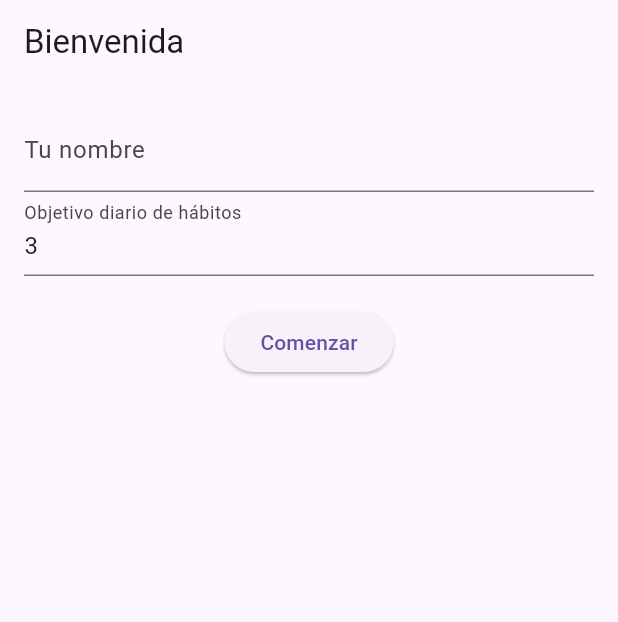
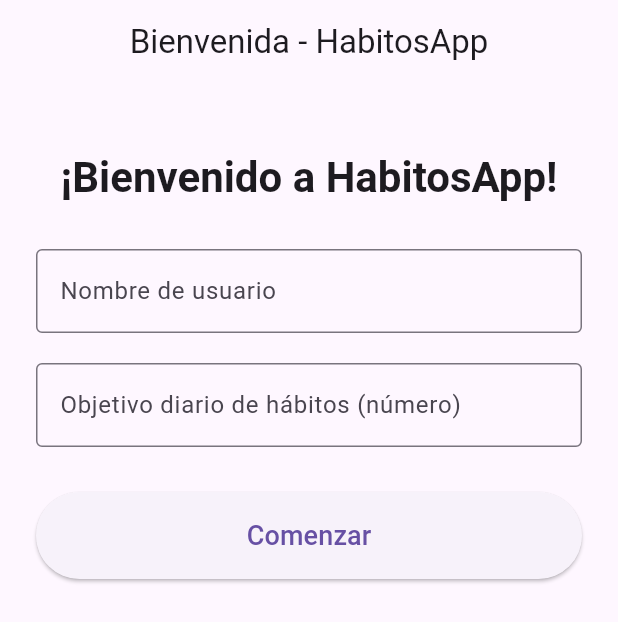
Before and after one commit to rougipb/acdades_project, a Flutter app: the screen it shows after launch, on a phone screen of 412 x 824 dp. Shown: the top 622 px of the screen. Run offline on Flutter 3.47's test engine with Material 3 defaults, Android fonts, the phone set to English and light mode, and no system bars; our stand-ins replace shared_preferences.

Commit message:
nuevas modificaciones
modificaciones archivos screeens

```diff
--- a/lib/main.dart
+++ b/lib/main.dart
@@ -3,34 +3,23 @@ import 'services/preferencias_service.dart';
 import 'screens/bienvenida_screen.dart';
 import 'screens/home_screen.dart';
 
-void main() async {
-  // Asegura que las llamadas asíncronas de Flutter estén inicializadas
-  WidgetsFlutterBinding.ensureInitialized();
-
-  // Registramos la apertura de la app (cuenta aperturas y guarda fecha/hora)
-  await PreferenciasService.registrarApertura();
-
-  // Comprobamos si el usuario ya registró su nombre
-  final String? nombre = await PreferenciasService.getNombreUsuario();
-  final bool yaRegistrado = nombre != null && nombre.isNotEmpty;
-
-  runApp(HabitosApp(yaRegistrado: yaRegistrado));
+void main() {
+  runApp(const HabitosApp());
 }
 
 class HabitosApp extends StatelessWidget {
-  final bool yaRegistrado;
-
-  const HabitosApp({super.key, required this.yaRegistrado});
+  const HabitosApp({super.key});
 
   @override
   Widget build(BuildContext context) {
     return MaterialApp(
       title: 'HabitosApp',
       debugShowCheckedModeBanner: false,
-      theme: ThemeData.light(),
-      darkTheme: ThemeData.dark(),
-      // Si ya está registrado abre HomeScreen, si no, BienvenidaScreen
-      home: yaRegistrado ? const HomeScreen() : BienvenidaScreen(),
+      theme: ThemeData(
+        primarySwatch: Colors.blue,
+        useMaterial3: true,
+      ),
+      home: const BienvenidaScreen(),
     );
   }
 }
--- a/lib/screens/bienvenida_screen.dart
+++ b/lib/screens/bienvenida_screen.dart
@@ -2,48 +2,94 @@ import 'package:flutter/material.dart';
 import '../services/preferencias_service.dart';
 import 'home_screen.dart';
 
-class BienvenidaScreen extends StatelessWidget {
-  BienvenidaScreen({super.key});
+class BienvenidaScreen extends StatefulWidget {
+  const BienvenidaScreen({super.key});
 
-  final _nombreCtrl = TextEditingController();
-  final _objetivoCtrl = TextEditingController(text: '3');
+  @override
+  State<BienvenidaScreen> createState() => _BienvenidaScreenState();
+}
 
-  void _guardar(BuildContext context) async {
-    final nombre = _nombreCtrl.text.trim();
-    final objetivo = int.tryParse(_objetivoCtrl.text.trim()) ?? 3;
+class _BienvenidaScreenState extends State<BienvenidaScreen> {
+  // Controladores fuera del build y liberados en dispose
+  final TextEditingController _nombreController = TextEditingController();
+  final TextEditingController _objetivoController = TextEditingController();
 
-    if (nombre.isNotEmpty) {
-      await PreferenciasService.guardarUsuario(nombre, objetivo);
-      if (context.mounted) {
-        Navigator.pushReplacement(
-          context,
-          MaterialPageRoute(builder: (_) => const HomeScreen()),
-        );
-      }
+  @override
+  void dispose() {
+    _nombreController.dispose();
+    _objetivoController.dispose();
+    super.dispose();
+  }
+
+  void _comenzar() {
+    final nombre = _nombreController.text.trim();
+    final objetivoStr = _objetivoController.text.trim();
+
+    if (nombre.isEmpty || objetivoStr.isEmpty) {
+      ScaffoldMessenger.of(context).showSnackBar(
+        const SnackBar(content: Text('Por favor, rellena todos los campos')),
+      );
+      return;
     }
+
+    final objetivo = int.tryParse(objetivoStr) ?? 1;
+
+    // Navegación pasando datos al constructor de HomeScreen
+    Navigator.pushReplacement(
+      context,
+      MaterialPageRoute(
+        builder: (context) => HomeScreen(
+          nombreUsuario: nombre,
+          objetivoDiario: objetivo,
+        ),
+      ),
+    );
   }
 
   @override
   Widget build(BuildContext context) {
     return Scaffold(
-      appBar: AppBar(title: const Text('Bienvenida')),
-      body: Padding(
-        padding: const EdgeInsets.all(16.0),
+      appBar: AppBar(
+        title: const Text('Bienvenida - HabitosApp'),
+        centerTitle: true,
+      ),
+      body: SingleChildScrollView(
+        padding: const EdgeInsets.all(24.0),
         child: Column(
+          crossAxisAlignment: CrossAxisAlignment.stretch,
           children: [
+            const SizedBox(height: 20),
+            Text(
+              '¡Bienvenido a HabitosApp!',
+              style: Theme.of(context).textTheme.headlineMedium?.copyWith(
+                fontWeight: FontWeight.bold,
+              ),
+              textAlign: TextAlign.center,
+            ),
+            const SizedBox(height: 30),
             TextField(
-              controller: _nombreCtrl,
-              decoration: const InputDecoration(labelText: 'Tu nombre'),
-            ),
-            TextField(
-              controller: _objetivoCtrl,
-              keyboardType: TextInputType.number,
-              decoration: const InputDecoration(labelText: 'Objetivo diario de hábitos'),
+              controller: _nombreController,
+              decoration: const InputDecoration(
+                labelText: 'Nombre de usuario',
+                border: OutlineInputBorder(),
+              ),
             ),
             const SizedBox(height: 20),
+            TextField(
+              controller: _objetivoController,
+              keyboardType: TextInputType.number,
+              decoration: const InputDecoration(
+                labelText: 'Objetivo diario de hábitos (número)',
+                border: OutlineInputBorder(),
+              ),
+            ),
+            const SizedBox(height: 30),
             ElevatedButton(
-              onPressed: () => _guardar(context),
-              child: const Text('Comenzar'),
+              onPressed: _comenzar,
+              style: ElevatedButton.styleFrom(
+                padding: const EdgeInsets.symmetric(vertical: 16.0),
+              ),
+              child: const Text('Comenzar', style: TextStyle(fontSize: 18)),
             ),
           ],
         ),
```
Also changed, not shown: lib/screens/editar_habito_screen.dart (+133 -0 lines), lib/screens/home_screen.dart (+120 -105 lines).
